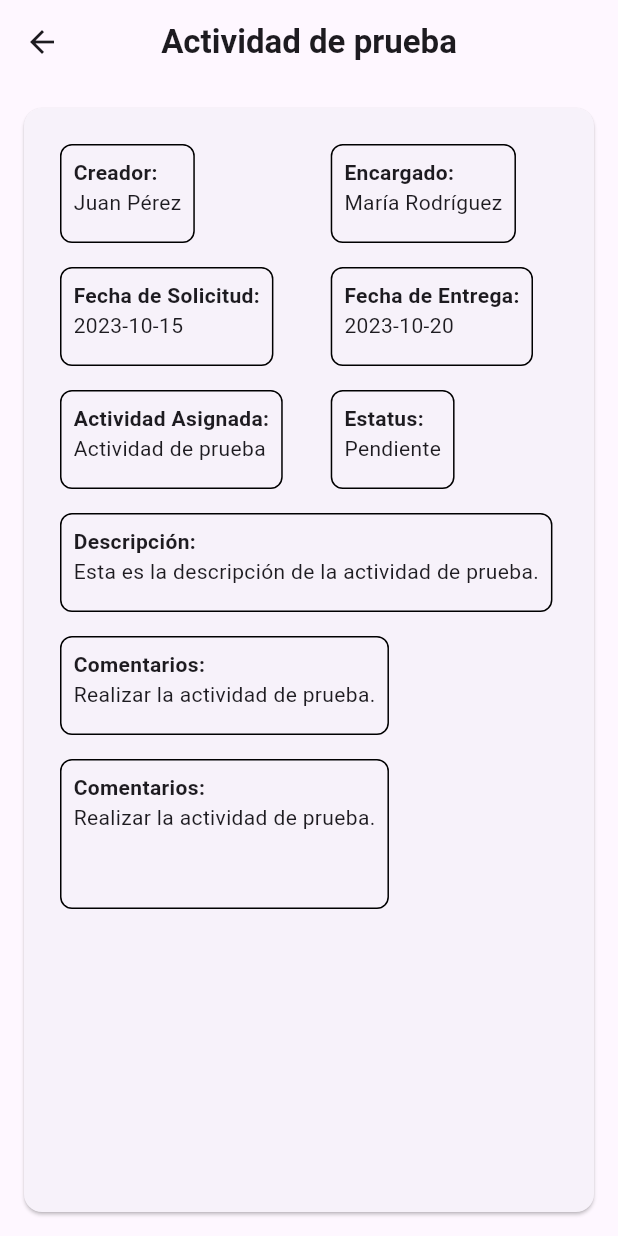
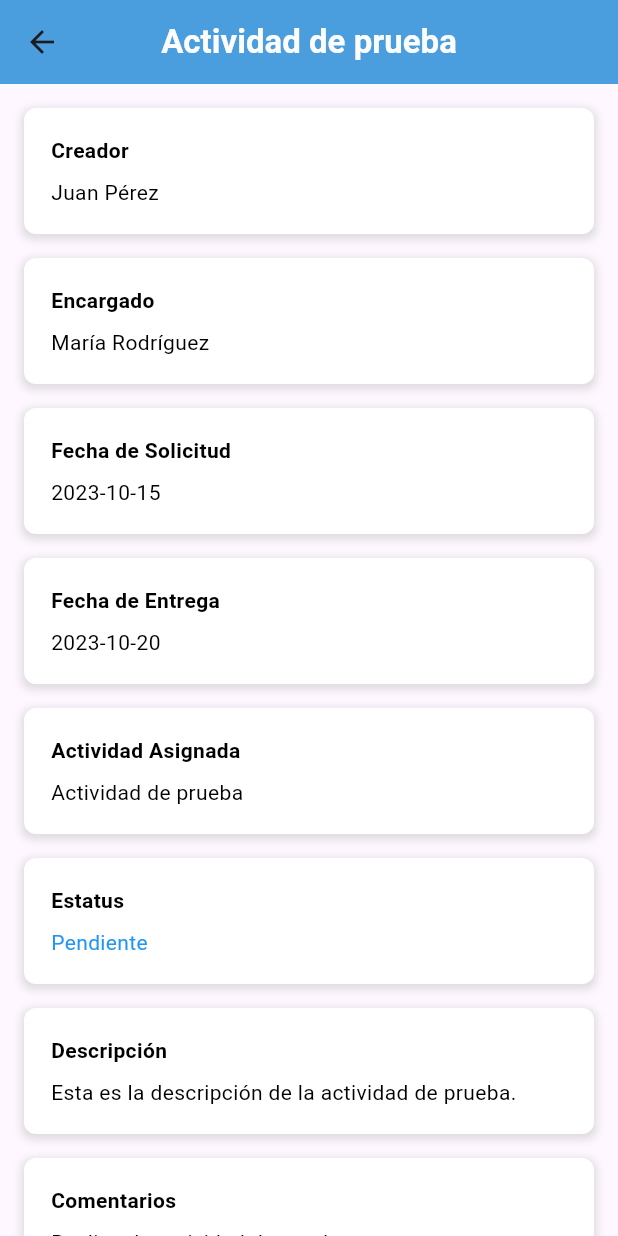
Before and after one commit to FabianHerrera25/flamingo, a Flutter app: the TareasPage screen opened directly, after a tap on "Actividad de prueba", on a phone screen of 412 x 824 dp. Run offline on Flutter 3.47's test engine with Material 3 defaults, Android fonts, the phone set to English and light mode, and no system bars; our stand-ins replace fl_chart, permission_handler.

Commit message:
mas vistas

```diff
--- a/lib/actividades.dart
+++ b/lib/actividades.dart
@@ -12,132 +12,26 @@ Widget build(BuildContext context) {
       appBar: AppBar(
         title: Text(
           '${tarea.nombreActividad}',
-        style: TextStyle(fontWeight: FontWeight.bold),
+          style: TextStyle(fontWeight: FontWeight.bold, color: Color.fromARGB(255, 252, 252, 252), // Color del borde
+),
         ),
         centerTitle: true,
+        backgroundColor: Color(0xFF4B9EDE),
       ),
-    body: Card(
-      margin: EdgeInsets.all(16.0),
+      body: SingleChildScrollView(
         child: Padding(
           padding: const EdgeInsets.all(16.0),
           child: Column(
+            crossAxisAlignment: CrossAxisAlignment.stretch,
             children: [
-              Row(
-                children: [
-                  Column(
-                  crossAxisAlignment: CrossAxisAlignment.start,
-                  children: [
-                    Container(
-                    padding: EdgeInsets.all(8.0),
-                    margin: EdgeInsets.all(8.0),
-                    decoration: BoxDecoration(
-                      border: Border.all(color: Colors.black),
-                      borderRadius: BorderRadius.circular(8.0),
-                    ),
-                    child: _buildInfoRow('Creador', tarea.usuarioCreador),
-                  ),
-                  Container(
-                    padding: EdgeInsets.all(8.0),
-                    margin: EdgeInsets.all(8.0),
-                    decoration: BoxDecoration(
-                      border: Border.all(color: Colors.black),
-                      borderRadius: BorderRadius.circular(8.0),
-                    ),
-                    child: _buildInfoRow('Fecha de Solicitud', tarea.fechaSolicitud),
-                  ),
-                  Container(
-                    padding: EdgeInsets.all(8.0),
-                    margin: EdgeInsets.all(8.0),
-                    decoration: BoxDecoration(
-                      border: Border.all(color: Colors.black),
-                      borderRadius: BorderRadius.circular(8.0),
-                    ),
-                    child: _buildInfoRow('Actividad Asignada', tarea.actividadAsignada),
-                  ),
-                  ],
-                ),
-                SizedBox(width: 16),
-                Column(
-                  crossAxisAlignment: CrossAxisAlignment.start,
-                  children: [
-                    Container(
-                    padding: EdgeInsets.all(8.0),
-                    margin: EdgeInsets.all(8.0),
-                    decoration: BoxDecoration(
-                      border: Border.all(color: Colors.black),
-                      borderRadius: BorderRadius.circular(8.0),
-                    ),
-                    child: _buildInfoRow('Encargado', tarea.usuarioEncargado),
-                  ),
-                  Container(
-                    padding: EdgeInsets.all(8.0),
-                    margin: EdgeInsets.all(8.0),
-                    decoration: BoxDecoration(
-                      border: Border.all(color: Colors.black),
-                      borderRadius: BorderRadius.circular(8.0),
-                    ),
-                    child: _buildInfoRow('Fecha de Entrega', tarea.fechaEntrega),
-                  ),
-                  Container(
-                    padding: EdgeInsets.all(8.0),
-                    margin: EdgeInsets.all(8.0),
-                    decoration: BoxDecoration(
-                      border: Border.all(color: Colors.black),
-                      borderRadius: BorderRadius.circular(8.0),
-                    ),
-                    child: _buildInfoRow('Estatus', tarea.estatus),
-                  ),
-                  ],
-                ),
-              ],
-              ),
-              Row(
-                children: [
-                  Flexible(
-                    child: Container(
-                      padding: EdgeInsets.all(8.0),
-                      margin: EdgeInsets.all(8.0),
-                      decoration: BoxDecoration(
-                        border: Border.all(color: Colors.black),
-                        borderRadius: BorderRadius.circular(8.0),
-                      ),
-                      child: _buildInfoRow('Descripción', tarea.descripcion),
-                    ),
-                  ),
-                ],
-              ),
-              Row(
-                children: [
-                  Flexible(
-                    child: Container(
-                      padding: EdgeInsets.all(8.0),
-                      margin: EdgeInsets.all(8.0),
-                      decoration: BoxDecoration(
-                        border: Border.all(color: Colors.black),
-                        borderRadius: BorderRadius.circular(8.0),
-                      ),
-                      child: _buildInfoRow('Comentarios', tarea.comentarios),
-                    ),
-                  ),
-                ],
-              ),
-              Row(
-                children: [
-                  Container(
-                    constraints: BoxConstraints(
-                      maxWidth: 300.0,
-                      maxHeight: 100.0,
-                    ),
-                    padding: EdgeInsets.all(8.0),
-                    margin: EdgeInsets.all(8.0),
-                    decoration: BoxDecoration(
-                      border: Border.all(color: Colors.black),
-                      borderRadius: BorderRadius.circular(8.0),
-                    ),
-                    child: _buildInfoRow('Comentarios', tarea.comentarios),
-                  ),
-                ],
-              ),
+              _buildInfoRow('Creador', tarea.usuarioCreador),
+              _buildInfoRow('Encargado', tarea.usuarioEncargado),
+              _buildDateRow('Fecha de Solicitud', tarea.fechaSolicitud),
+              _buildDateRow('Fecha de Entrega', tarea.fechaEntrega),
+              _buildInfoRow('Actividad Asignada', tarea.actividadAsignada),
+              _buildInfoRow('Estatus', tarea.estatus),
+              _buildDescriptionSection('Descripción', tarea.descripcion),
+              _buildDescriptionSection('Comentarios', tarea.comentarios),
             ],
           ),
         ),
@@ -145,18 +39,136 @@ Widget build(BuildContext context) {
     );
   }
 
+ Widget _buildInfoRow(String label, String value) {
+  return Container(
+    margin: EdgeInsets.only(bottom: 16.0),
+    child: Row(
+      children: [
+        Expanded(
+          child: Container(
+            padding: EdgeInsets.all(16.0),
+             decoration: BoxDecoration(
+  borderRadius: BorderRadius.circular(8.0),
+  border: Border.all(
+    color: Color.fromARGB(255, 255, 255, 255), // Color del borde
+    width: 2.0,               // Ancho del borde
+  ),
+  color: Colors.white,        // Color de fondo del contenedor
+  boxShadow: [
+    BoxShadow(
+      color: Colors.grey.withOpacity(0.3), // Sombra suave para resaltar el contador
+      spreadRadius: 2.0,
+      blurRadius: 4.0,
+      offset: Offset(0, 2),
+    ),
+  ],
+),
 
-  Widget _buildInfoRow(String label, String value) {
-    return Column(
+            child: Column(
               crossAxisAlignment: CrossAxisAlignment.start,
               children: [
                 Text(
-          '$label:',
-          style: TextStyle(fontWeight: FontWeight.bold),
+                  label,
+                  style: TextStyle(
+                    fontWeight: FontWeight.bold,
+                    color: Colors.black,
                   ),
-        Text(value),
-        SizedBox(height: 8), // Espaciado entre cada par de etiqueta y texto
+                ),
+                SizedBox(height: 8.0),
+                _getStatusWidget(value), // Cambiado para manejar el color del estatus
               ],
+            ),
+          ),
+        ),
+      ],
+    ),
+  );
+}
+
+Widget _getStatusWidget(String status) {
+  Color statusColor;
+
+  switch (status.toLowerCase()) {
+    case 'en progreso':
+      statusColor = Colors.orange;
+      break;
+      case 'pendiente':
+      statusColor = Colors.blue;
+      break;
+    case 'completada':
+      statusColor = Colors.green;
+      break;
+
+    default:
+      statusColor = Colors.black;
+  }
+
+  return Text(
+    status,
+    style: TextStyle(
+      color: statusColor,
+    ),
+  );
+}
+
+
+
+  Widget _buildDateRow(String label, String value) {
+    return _buildInfoRow(label, _formatDate(value));
+  }
+
+  String _formatDate(String date) {
+    // Implement your date formatting logic here
+    return date;
+  }
+
+  Widget _buildDescriptionSection(String label, String value) {
+    return Container(
+      margin: EdgeInsets.only(bottom: 16.0),
+      child: Row(
+        children: [
+          Expanded(
+            child: Container(
+              padding: EdgeInsets.all(16.0),
+              decoration: BoxDecoration(
+  borderRadius: BorderRadius.circular(8.0),
+  border: Border.all(
+    color: Color.fromARGB(255, 255, 255, 255), // Color del borde
+    width: 2.0,               // Ancho del borde
+  ),
+  color: Colors.white,        // Color de fondo del contenedor
+  boxShadow: [
+    BoxShadow(
+      color: Colors.grey.withOpacity(0.3), // Sombra suave para resaltar el contador
+      spreadRadius: 2.0,
+      blurRadius: 4.0,
+      offset: Offset(0, 2),
+    ),
+  ],
+),
+              child: Column(
+                crossAxisAlignment: CrossAxisAlignment.start,
+                children: [
+                  Text(
+                    label,
+                    style: TextStyle(
+                      fontWeight: FontWeight.bold,
+                      color: Colors.black,
+                    ),
+                  ),
+                  SizedBox(height: 8.0),
+                  Text(
+                    value,
+                    style: TextStyle(
+                      color: Colors.black,
+                    ),
+                  ),
+                ],
+              ),
+            ),
+          ),
+        ],
+      ),
     );
   }
 }
--- a/lib/tareas.dart
+++ b/lib/tareas.dart
@@ -9,8 +9,15 @@ class TareasPage extends StatelessWidget {
   Widget build(BuildContext context) {
     return Scaffold(
       appBar: AppBar(
-        title: Text('Lista de Tareas'),
+        title: Text(
+          'Lista de Tareas',
+          style: TextStyle(fontWeight: FontWeight.bold, color: Color.fromARGB(255, 252, 252, 252), // Color del borde
+),
+        ),
+        centerTitle: true,
+        backgroundColor: Color(0xFF4B9EDE),
       ),
+
       body: TareasListView(),
     );
   }
--- a/pubspec.yaml
+++ b/pubspec.yaml
@@ -37,7 +37,7 @@ dependencies:
   # The following adds the Cupertino Icons font to your application.
   # Use with the CupertinoIcons class for iOS style icons.
   cupertino_icons: ^1.0.2
-  fl_chart: ^0.64.0
+  fl_chart: ^0.65.0
   device_info_plus: ^9.1.1
 
 dev_dependencies:
```
Also changed, not shown: lib/clientes.dart (+65 -16 lines), lib/empleados.dart (+66 -19 lines), lib/main.dart (+78 -27 lines), lib/profile.dart (added, +63 -0 lines), pubspec.lock. Lines whose indentation alone changed are shown as unchanged.
